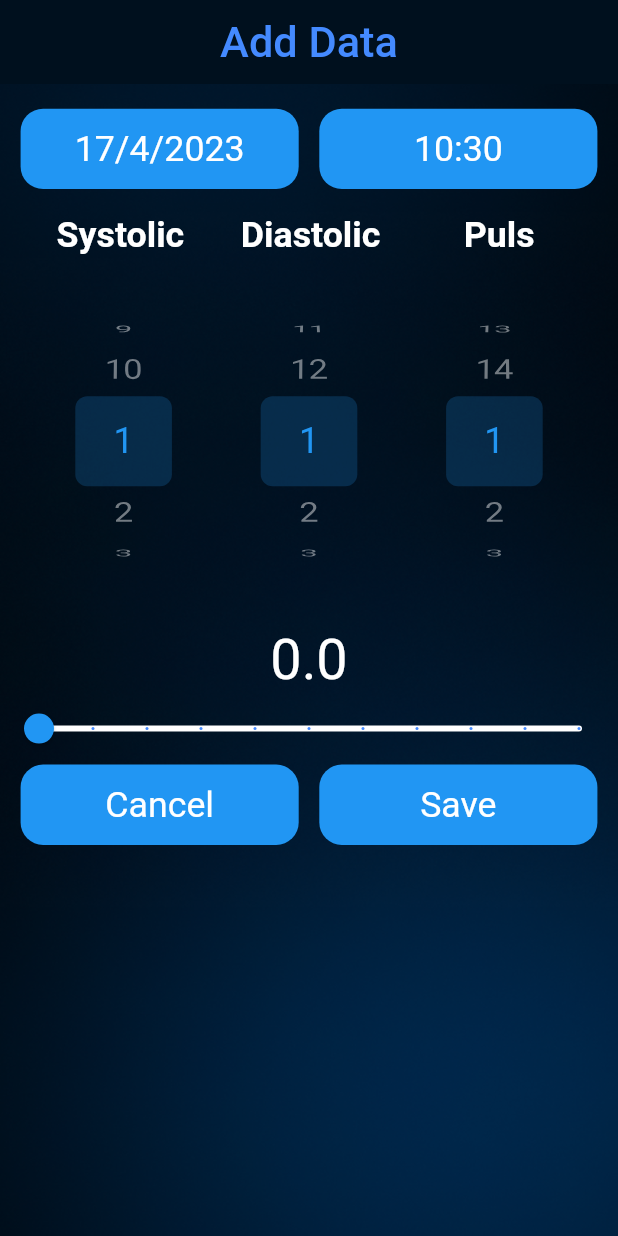
After one commit to PriyanshuBodar6586/heart_rate, a Flutter app: the Bottembar2 screen opened directly, after a tap on "+ Add Data", on a phone screen of 412 x 824 dp. The commit adds this screen. Run offline on Flutter 3.47's test engine with Material 2 defaults, Android fonts, the phone set to English and light mode, and no system bars; our stand-ins replace get, responsive_sizer, water_drop_nav_bar.

Commit message:
17-04-2023

```diff
--- a/lib/view/bottembar2.dart
+++ b/lib/view/bottembar2.dart
@@ -1,13 +1,15 @@
-// ignore_for_file: library_private_types_in_public_api
+
 
 import 'package:flutter/cupertino.dart';
 import 'package:flutter/material.dart';
 import 'package:flutter/services.dart';
 import 'package:heart_rate/view/screen/history.dart';
 import 'package:heart_rate/view/screen/info.dart';
-import 'package:heart_rate/view/screen/measure.dart';
+
 
 import 'package:water_drop_nav_bar/water_drop_nav_bar.dart';
+
+import 'screen/history2.dart';
 
 
 class Bottembar2 extends StatefulWidget {
@@ -44,7 +46,7 @@ class _Bottembar2State extends State<Bottembar2> {
           physics: const NeverScrollableScrollPhysics(),
           controller: pageController,
           children: const <Widget>[
-            Measure(),
+            History2(),
             History(),
             Info(),
 
--- /dev/null
+++ b/lib/view/screen/adddata2.dart
@@ -0,0 +1,397 @@
+import 'package:flutter/cupertino.dart';
+import 'package:flutter/material.dart';
+import 'package:get/get.dart';
+import 'package:heart_rate/const/const.dart';
+import 'package:heart_rate/view/screen/history2.dart';
+import 'package:heart_rate/view/utils.dart';
+import 'package:responsive_sizer/responsive_sizer.dart';
+
+
+
+class AddData2 extends StatefulWidget {
+  const AddData2({Key? key}) : super(key: key);
+
+  @override
+  State<AddData2> createState() => _AddData2State();
+}
+
+class _AddData2State extends State<AddData2> {
+  static DateTime eventDate = DateTime.now();
+
+  static var now = TimeOfDay.fromDateTime(DateTime.parse(eventDate.toString()));
+
+  String _eventTime = now.toString().substring(10, 15);
+
+  Future _pickTime() async {
+    TimeOfDay? timepick =
+        await showTimePicker(context: context, initialTime: TimeOfDay.now());
+
+    if (timepick != null) {
+      setState(() {
+        _eventTime = timepick.toString().substring(10, 15);
+      });
+    }
+  }
+
+  Future _pickDate() async {
+    DateTime? pick = await showDatePicker(
+        context: context,
+        initialDate: DateTime.now(),
+        firstDate: DateTime.now().add(const Duration(days: -365)),
+        lastDate: DateTime.now().add(const Duration(days: 365)));
+
+    if (datepick != null) {
+      setState(() {
+        eventDate = pick!;
+      });
+    }
+  }
+
+  int index = 0;
+  int index1 = 0;
+  int index2 = 0;
+
+  static List<String> values = [
+    '1',
+    '2',
+    '3',
+    '4',
+    '5',
+    '6',
+    '7',
+    '8',
+    '9',
+    '10',
+  ];
+  static List<String> valuess = [
+    '1',
+    '2',
+    '3',
+    '4',
+    '5',
+    '6',
+    '7',
+    '8',
+    '9',
+    '10',
+    '11',
+    '12',
+  ];
+  static List<String> valuesss = [
+    '1',
+    '2',
+    '3',
+    '4',
+    '5',
+    '6',
+    '7',
+    '8',
+    '9',
+    '10',
+    '11',
+    '12',
+    '13',
+    '14',
+  ];
+  double _currentValue = 0;
+
+  @override
+  Widget build(BuildContext context) {
+    return Scaffold(
+      appBar: AppBar(
+        elevation: 00,
+        automaticallyImplyLeading: false,
+        centerTitle: true,
+        title: Text("Add Data",
+            style: TextStyle(fontSize: 22.sp, color: Colors.blueAccent)),
+        backgroundColor: Color(0xff00101E),
+      ),
+      body: backGround(
+        SingleChildScrollView(
+          physics: BouncingScrollPhysics(),
+          scrollDirection: Axis.vertical,
+          child: Column(
+            children: [
+              SizedBox(
+                height: 1.h,
+              ),
+              SizedBox(
+                height: 1.h,
+              ),
+              Row(
+                mainAxisAlignment: MainAxisAlignment.spaceEvenly,
+                children: [
+                  GestureDetector(
+                    onTap: () {
+                      _pickDate();
+                    },
+                    child: Container(
+                      height: 6.5.h,
+                      width: 45.w,
+                      decoration: BoxDecoration(
+                          color: Colors.blue,
+                          borderRadius: BorderRadius.circular(15)),
+                      child: Center(
+                          child: Text(
+                        "${eventDate.day}/${eventDate.month}/${eventDate.year}",
+                        style: TextStyle(fontSize: 20.sp, color: Colors.white),
+                      )),
+                    ),
+                  ),
+                  GestureDetector(
+                    onTap: () {
+                      _pickTime();
+                    },
+                    child: Container(
+                      height: 6.5.h,
+                      width: 45.w,
+                      decoration: BoxDecoration(
+                          color: Colors.blue,
+                          borderRadius: BorderRadius.circular(15)),
+                      child: Center(
+                        child: Text(
+                          "${_eventTime}",
+                          style: TextStyle(fontSize: 20.sp, color: Colors.white),
+                        ),
+                      ),
+                    ),
+                  )
+                ],
+              ),
+              SizedBox(
+                height: 2.h,
+              ),
+              Row(
+                mainAxisAlignment: MainAxisAlignment.spaceEvenly,
+                children: [
+                  Text("Systolic",
+                      style: TextStyle(
+                        color: Colors.white,
+                        fontWeight: FontWeight.bold,
+                        fontSize: 20.sp,
+                      )),
+                  Text("Diastolic   ",
+                      style: TextStyle(
+                        color: Colors.white,
+                        fontWeight: FontWeight.bold,
+                        fontSize: 20.sp,
+                      )),
+                  Text("Puls   ",
+                      style: TextStyle(
+                        color: Colors.white,
+                        fontWeight: FontWeight.bold,
+                        fontSize: 20.sp,
+                      )),
+                ],
+              ),
+              Row(
+                mainAxisAlignment: MainAxisAlignment.spaceEvenly,
+                children: [
+                  SizedBox(
+                    height: 30.h,
+                    width: 20.w,
+                    child: CupertinoPicker(
+                      itemExtent: 60,
+                      diameterRatio: 0.8,
+                      looping: true,
+
+                      onSelectedItemChanged: (index) =>
+                          setState(() => this.index = index),
+                      // selectionOverlay: Container(),
+                      selectionOverlay: CupertinoPickerDefaultSelectionOverlay(
+                        background: Colors.blue.withOpacity(0.2),
+                      ),
+                      children: Utils.modelBuilder<String>(
+                        values,
+                        (index, value) {
+                          final isSelected = this.index == index;
+                          final color = isSelected ? Colors.blue : Colors.white;
+
+                          return Center(
+                            child: Text(
+                              value,
+                              style: TextStyle(color: color, fontSize: 24),
+                            ),
+                          );
+                        },
+                      ),
+                    ),
+                  ),
+                  SizedBox(
+                    height: 30.h,
+                    width: 20.w,
+                    child: CupertinoPicker(
+                      itemExtent: 60,
+                      diameterRatio: 0.8,
+                      looping: true,
+                      onSelectedItemChanged: (index) =>
+                          setState(() => this.index1 = index),
+                      // selectionOverlay: Container(),
+                      selectionOverlay: CupertinoPickerDefaultSelectionOverlay(
+                        background: Colors.blue.withOpacity(0.2),
+                      ),
+                      children: Utils.modelBuilder<String>(
+                        valuess,
+                        (index, value) {
+                          final isSelected = index1 == index;
+                          final color = isSelected ? Colors.blue : Colors.white;
+                          print(value);
+                          return Center(
+                            child: Text(
+                              value,
+                              style: TextStyle(color: color, fontSize: 24),
+                            ),
+                          );
+                        },
+                      ),
+                    ),
+                  ),
+                  SizedBox(
+                    height: 30.h,
+                    width: 20.w,
+                    child: CupertinoPicker(
+                      itemExtent: 60,
+                      diameterRatio: 0.8,
+                      looping: true,
+                      onSelectedItemChanged: (index) =>
+                          setState(() => index2 = index),
+                      // selectionOverlay: Container(),
+                      selectionOverlay: CupertinoPickerDefaultSelectionOverlay(
+                        background: Colors.blue.withOpacity(0.2),
+                      ),
+                      children: Utils.modelBuilder<String>(
+                        valuesss,
+                        (index, value) {
+                          final isSelected = index2 == index;
+                          final color = isSelected ? Colors.blue : Colors.white;
+
+                          return Center(
+                            child: Text(
+                              value,
+                              style: TextStyle(color: color, fontSize: 24),
+                            ),
+                          );
+                        },
+                      ),
+                    ),
+                  ),
+                ],
+              ),
+              Text(_currentValue.toString(),
+                  style: TextStyle(fontSize: 25.sp, color: Colors.white)),
+              Slider(
+                value: _currentValue,
+                min: 0,
+                max: 100,
+                divisions: 10,
+                label: _currentValue.toString(),
+                activeColor: Colors.blueAccent,
+                thumbColor: Colors.blue,
+                inactiveColor: Colors.white,
+                onChanged: (value) {
+                  setState(() {
+                    _currentValue = value;
+                  });
+                },
+              ),
+              Row(
+                mainAxisAlignment: MainAxisAlignment.spaceEvenly,
+                children: [
+                  GestureDetector(
+                    onTap: () {
+                      Get.back();
+                    },
+                    child: Container(
+                      height: 6.5.h,
+                      width: 45.w,
+                      decoration: BoxDecoration(
+                          color: Colors.blue,
+                          borderRadius: BorderRadius.circular(15)),
+                      child: Center(
+                          child: Text(
+                            "Cancel",
+                            style: TextStyle(fontSize: 20.sp, color: Colors.white),
+                          )),
+                    ),
+                  ),
+                  GestureDetector(
+                    onTap: () {
+
+                    },
+                    child: Container(
+                      height: 6.5.h,
+                      width: 45.w,
+                      decoration: BoxDecoration(
+                          color: Colors.blue,
+                          borderRadius: BorderRadius.circular(15)),
+                      child: Center(
+                          child: Text(
+                            "Save",
+                            style: TextStyle(fontSize: 20.sp, color: Colors.white),
+                          )),
+                    ),
+                  ),
+                ],
+              ),
+            ],
+          ),
+        ),
+      ),
+    );
+  }
+
+  void datepick() async {
+    DateTime? pickedDate = await showDatePicker(
+      builder: (context, child) {
+        return Theme(
+          data: Theme.of(context).copyWith(
+            colorScheme: ColorScheme.light(
+              primary: Colors.blue, // <-- SEE HERE
+              onPrimary: Colors.white, // <-- SEE HERE
+              onSurface: Colors.black45,
+              // <-- SEE HERE
+            ),
+          ),
+          child: child!,
+        );
+      },
+      context: context,
+      initialDate: DateTime.now(),
+      firstDate: DateTime(0),
+      lastDate: DateTime(2999),
+    );
+  }
+
+  void datepick2() async {
+    DateTime? pickedDate = await showDatePicker(
+      builder: (context, child) {
+        return Theme(
+          data: Theme.of(context).copyWith(
+            colorScheme: ColorScheme.light(
+              primary: Colors.blue, // <-- SEE HERE
+              onPrimary: Colors.white, // <-- SEE HERE
+              onSurface: Colors.black45,
+              // <-- SEE HERE
+            ),
+          ),
+          child: child!,
+        );
+      },
+      context: context,
+      initialDate: DateTime.now(),
+      firstDate: DateTime(0),
+      lastDate: DateTime(2999),
+    );
+  }
+
+  void _showTimePicker() {
+    showTimePicker(
+      context: context,
+      initialTime: TimeOfDay.now(),
+    ).then((value) {
+      setState(() {
+        eventDate = value! as DateTime;
+      });
+    });
+  }
+}
--- /dev/null
+++ b/lib/view/screen/analysis2.dart
@@ -0,0 +1,15 @@
+import 'package:flutter/material.dart';
+
+class Anaalysis2 extends StatefulWidget {
+  const Anaalysis2({Key? key}) : super(key: key);
+
+  @override
+  State<Anaalysis2> createState() => _Anaalysis2State();
+}
+
+class _Anaalysis2State extends State<Anaalysis2> {
+  @override
+  Widget build(BuildContext context) {
+    return const Placeholder();
+  }
+}
--- /dev/null
+++ b/lib/view/screen/history2.dart
@@ -0,0 +1,49 @@
+import 'package:flutter/material.dart';
+import 'package:get/get.dart';
+import 'package:heart_rate/const/const.dart';
+import 'package:heart_rate/view/screen/adddata2.dart';
+import 'package:responsive_sizer/responsive_sizer.dart';
+
+class History2 extends StatefulWidget {
+  const History2({Key? key}) : super(key: key);
+
+  @override
+  State<History2> createState() => _History2State();
+}
+
+class _History2State extends State<History2> {
+  @override
+  Widget build(BuildContext context) {
+    return Scaffold(
+      body: backGround(
+        Column(
+          mainAxisAlignment: MainAxisAlignment.end,
+          children: [
+            GestureDetector(
+              onTap: (){
+                Get.to(const AddData2());
+              },
+              child: Padding(
+                padding: const EdgeInsets.all(8.0),
+                child: Container(
+                  height: 7.h,
+                  width: 100.w,
+                  decoration: BoxDecoration(
+                    color: Colors.blue,
+                    borderRadius: BorderRadius.circular(15),
+                  ),
+                  child:  Center(
+                    child: Text(
+                      "+ Add Data",
+                      style: TextStyle(color: Colors.white, fontSize: 20.sp,fontWeight: FontWeight.bold),
+                    ),
+                  ),
+                ),
+              ),
+            ),
+          ],
+        ),
+      ),
+    );
+  }
+}
--- a/lib/view/screen/home_screen.dart
+++ b/lib/view/screen/home_screen.dart
@@ -5,6 +5,7 @@ import 'package:flutter/material.dart';
 import 'package:get/get.dart';
 import 'package:heart_rate/const/const.dart';
 import 'package:heart_rate/view/bottembar.dart';
+import 'package:heart_rate/view/bottembar2.dart';
 
 import 'package:responsive_sizer/responsive_sizer.dart';
 
@@ -67,6 +68,9 @@ class _Home_ScreenState extends State<Home_Screen> {
                 ),
 
                 GestureDetector(
+                  onTap: (){
+                    Get.to(const Bottembar2(),);
+                  },
                   child: Container(
                     height: 25.h,
                     width: 45.w,
--- /dev/null
+++ b/lib/view/utils.dart
@@ -0,0 +1,24 @@
+import 'package:flutter/cupertino.dart';
+import 'package:flutter/material.dart';
+
+class Utils {
+  static List<Widget> modelBuilder<M>(List<M> models,
+      Widget Function(int index, M model) builder) =>
+      models
+          .asMap()
+          .map<int, Widget>(
+              (index, model) => MapEntry(index, builder(index, model)))
+          .values
+          .toList();
+
+/// Alternativaly: You can display an Android Styled Bottom Sheet instead of an iOS styled bottom Sheet
+// static void showSheet(
+//   BuildContext context, {
+//   required Widget child,
+// }) =>
+//     showModalBottomSheet(
+//       context: context,
+//       builder: (context) => child,
+//     );
+
+}
--- a/pubspec.yaml
+++ b/pubspec.yaml
@@ -38,6 +38,7 @@ dependencies:
   get: ^4.6.5
   responsive_sizer: ^3.1.1
   water_drop_nav_bar: ^2.2.0+5
+  intl: ^0.18.0
 
 
 dev_dependencies:
```
Also changed, not shown: lib/view/screen/trends2.dart (added), pubspec.lock.
